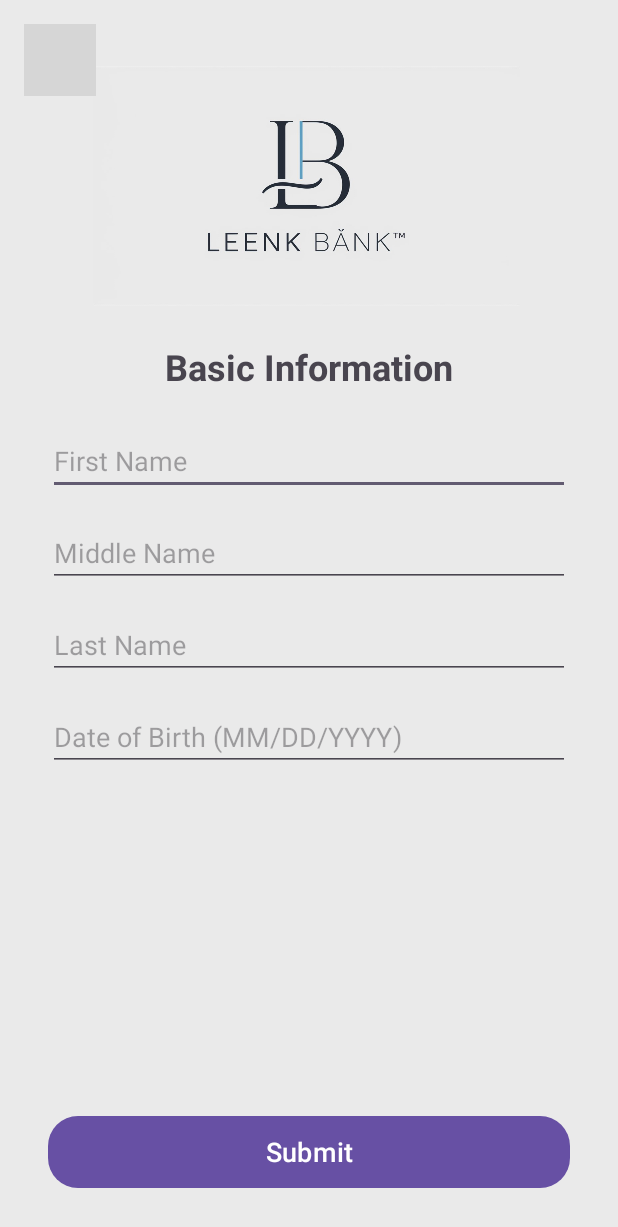
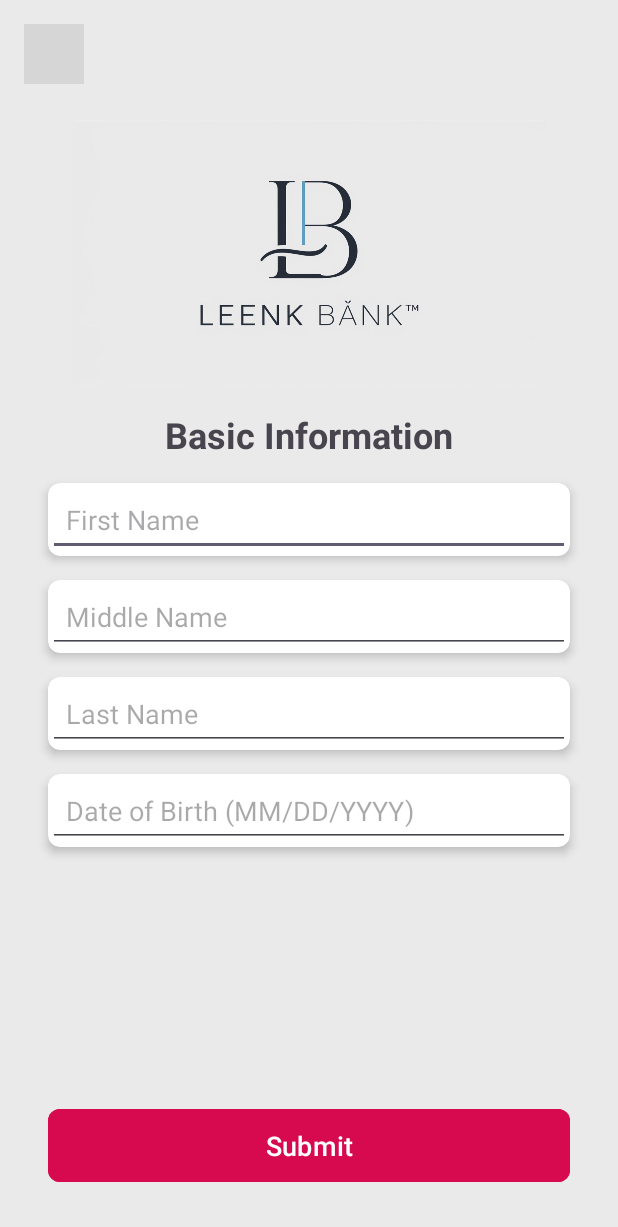
Before and after one commit to nonshas20/Leenk, an Android app: the BasicInfoActivity screen opened directly, with no data from a screen before it, on a phone screen of 412 x 824 dp. Shown: the top 1227 px of the screen. Run offline under Robolectric (Android 15) with nearby library versions, the phone set to English and light mode, and no system bars; our stand-ins replace Firebase (no records; nobody signed in at launch, a user with empty details on screens opened directly); grey boxes are pictures that could not be loaded.

Commit message:
-added home address and basic info -improved the design

```diff
--- a/app/src/main/AndroidManifest.xml
+++ b/app/src/main/AndroidManifest.xml
@@ -30,7 +30,7 @@
         <activity android:name=".ScanIdSplashActivity" />
         <activity android:name=".SelectIdTypeActivity" />
         <activity android:name=".BasicInfoActivity" />
-
+        <activity android:name=".HomeAddressActivity" />
 
 
 
--- a/app/src/main/java/com/example/leenk/BasicInfoActivity.java
+++ b/app/src/main/java/com/example/leenk/BasicInfoActivity.java
@@ -2,6 +2,7 @@ package com.example.leenk;
 
 import androidx.appcompat.app.AppCompatActivity;
 import android.os.Bundle;
+import android.content.Intent;
 import android.widget.Button;
 import android.widget.EditText;
 import android.widget.ImageButton;
@@ -58,7 +59,8 @@ public class BasicInfoActivity extends AppCompatActivity {
         userRef.child("date_of_birth").setValue(dateOfBirth)
                 .addOnSuccessListener(aVoid -> {
                     Toast.makeText(BasicInfoActivity.this, "Basic information saved successfully", Toast.LENGTH_SHORT).show();
-                    // TODO: Navigate to the next activity or finish the process
+                            Intent intent = new Intent(BasicInfoActivity.this, HomeAddressActivity.class);
+                        startActivity(intent);
                     finish();
                 })
                 .addOnFailureListener(e -> Toast.makeText(BasicInfoActivity.this, "Failed to save information", Toast.LENGTH_SHORT).show());
--- /dev/null
+++ b/app/src/main/res/drawable/edittext_background.xml
@@ -0,0 +1,5 @@
+<shape xmlns:android="http://schemas.android.com/apk/res/android">
+    <solid android:color="@color/white" />
+    <corners android:radius="10dp" />
+    <stroke android:width="1dp" android:color="@color/border_color" />
+</shape>
--- /dev/null
+++ b/app/src/main/res/drawable/spinner_background.xml
@@ -0,0 +1,5 @@
+<shape xmlns:android="http://schemas.android.com/apk/res/android">
+    <solid android:color="@color/white" />
+    <corners android:radius="10dp" />
+    <stroke android:width="1dp" android:color="@color/border_color" />
+</shape>
--- a/app/src/main/res/layout/activity_basic_info.xml
+++ b/app/src/main/res/layout/activity_basic_info.xml
@@ -10,8 +10,8 @@
 
     <ImageButton
         android:id="@+id/btnBack"
-        android:layout_width="48dp"
-        android:layout_height="48dp"
+        android:layout_width="40dp"
+        android:layout_height="40dp"
         android:layout_margin="16dp"
         android:background="@android:color/transparent"
         android:src="@drawable/ic_arrow_back"
@@ -20,20 +20,19 @@
 
     <ImageView
         android:id="@+id/ivLogo"
-        android:layout_width="315dp"
-        android:layout_height="160dp"
-        android:layout_marginTop="44dp"
+        android:layout_width="318dp"
+        android:layout_height="177dp"
+        android:layout_marginTop="24dp"
         android:src="@drawable/leenklogo"
         app:layout_constraintEnd_toEndOf="parent"
-        app:layout_constraintHorizontal_bias="0.483"
         app:layout_constraintStart_toStartOf="parent"
-        app:layout_constraintTop_toTopOf="parent" />
+        app:layout_constraintTop_toBottomOf="@id/btnBack" />
 
     <TextView
         android:id="@+id/tvTitle"
         android:layout_width="wrap_content"
         android:layout_height="wrap_content"
-        android:layout_marginTop="24dp"
+        android:layout_marginTop="16dp"
         android:text="Basic Information"
         android:textSize="24sp"
         android:textStyle="bold"
@@ -41,57 +40,93 @@
         app:layout_constraintStart_toStartOf="parent"
         app:layout_constraintTop_toBottomOf="@id/ivLogo" />
 
-    <EditText
-        android:id="@+id/etFirstName"
+    <androidx.cardview.widget.CardView
+        android:id="@+id/cvFirstName"
         android:layout_width="0dp"
         android:layout_height="wrap_content"
-        android:layout_marginTop="24dp"
         android:layout_marginStart="32dp"
         android:layout_marginEnd="32dp"
-        android:hint="First Name"
-        android:inputType="textPersonName"
+        android:layout_marginTop="16dp"
+        app:cardCornerRadius="8dp"
+        app:cardElevation="4dp"
         app:layout_constraintEnd_toEndOf="parent"
         app:layout_constraintStart_toStartOf="parent"
-        app:layout_constraintTop_toBottomOf="@id/tvTitle" />
+        app:layout_constraintTop_toBottomOf="@id/tvTitle">
 
-    <EditText
-        android:id="@+id/etMiddleName"
+        <EditText
+            android:id="@+id/etFirstName"
+            android:layout_width="match_parent"
+            android:layout_height="wrap_content"
+            android:hint="First Name"
+            android:inputType="textPersonName"
+            android:padding="12dp" />
+    </androidx.cardview.widget.CardView>
+
+    <androidx.cardview.widget.CardView
+        android:id="@+id/cvMiddleName"
         android:layout_width="0dp"
         android:layout_height="wrap_content"
-        android:layout_marginTop="16dp"
         android:layout_marginStart="32dp"
         android:layout_marginEnd="32dp"
-        android:hint="Middle Name"
-        android:inputType="textPersonName"
+        android:layout_marginTop="16dp"
+        app:cardCornerRadius="8dp"
+        app:cardElevation="4dp"
         app:layout_constraintEnd_toEndOf="parent"
         app:layout_constraintStart_toStartOf="parent"
-        app:layout_constraintTop_toBottomOf="@id/etFirstName" />
+        app:layout_constraintTop_toBottomOf="@id/cvFirstName">
 
-    <EditText
-        android:id="@+id/etLastName"
+        <EditText
+            android:id="@+id/etMiddleName"
+            android:layout_width="match_parent"
+            android:layout_height="wrap_content"
+            android:hint="Middle Name"
+            android:inputType="textPersonName"
+            android:padding="12dp" />
+    </androidx.cardview.widget.CardView>
+
+    <androidx.cardview.widget.CardView
+        android:id="@+id/cvLastName"
         android:layout_width="0dp"
         android:layout_height="wrap_content"
-        android:layout_marginTop="16dp"
         android:layout_marginStart="32dp"
         android:layout_marginEnd="32dp"
-        android:hint="Last Name"
-        android:inputType="textPersonName"
+        android:layout_marginTop="16dp"
+        app:cardCornerRadius="8dp"
+        app:cardElevation="4dp"
         app:layout_constraintEnd_toEndOf="parent"
         app:layout_constraintStart_toStartOf="parent"
-        app:layout_constraintTop_toBottomOf="@id/etMiddleName" />
+        app:layout_constraintTop_toBottomOf="@id/cvMiddleName">
 
-    <EditText
-        android:id="@+id/etDateOfBirth"
+        <EditText
+            android:id="@+id/etLastName"
+            android:layout_width="match_parent"
+            android:layout_height="wrap_content"
+            android:hint="Last Name"
+            android:inputType="textPersonName"
+            android:padding="12dp" />
+    </androidx.cardview.widget.CardView>
+
+    <androidx.cardview.widget.CardView
+        android:id="@+id/cvDateOfBirth"
         android:layout_width="0dp"
         android:layout_height="wrap_content"
-        android:layout_marginTop="16dp"
         android:layout_marginStart="32dp"
         android:layout_marginEnd="32dp"
-        android:hint="Date of Birth (MM/DD/YYYY)"
-        android:inputType="date"
+        android:layout_marginTop="16dp"
+        app:cardCornerRadius="8dp"
+        app:cardElevation="4dp"
         app:layout_constraintEnd_toEndOf="parent"
         app:layout_constraintStart_toStartOf="parent"
-        app:layout_constraintTop_toBottomOf="@id/etLastName" />
+        app:layout_constraintTop_toBottomOf="@id/cvLastName">
+
+        <EditText
+            android:id="@+id/etDateOfBirth"
+            android:layout_width="match_parent"
+            android:layout_height="wrap_content"
+            android:hint="Date of Birth (MM/DD/YYYY)"
+            android:inputType="date"
+            android:padding="12dp" />
+    </androidx.cardview.widget.CardView>
 
     <Button
         android:id="@+id/btnSubmit"
@@ -102,7 +137,10 @@
         android:layout_marginBottom="32dp"
         android:text="Submit"
         android:textSize="18sp"
-        android:background="@drawable/button_background"
+        android:backgroundTint="@color/button_color"
+        android:textColor="@color/button_text_color"
+        android:padding="12dp"
+        app:cornerRadius="8dp"
         app:layout_constraintBottom_toBottomOf="parent"
         app:layout_constraintEnd_toEndOf="parent"
         app:layout_constraintStart_toStartOf="parent" />
--- a/app/src/main/res/values/colors.xml
+++ b/app/src/main/res/values/colors.xml
@@ -3,9 +3,11 @@
     <color name="black">#FF000000</color>
     <color name="white">#FFFFFFFF</color>
     <color name="background_color">#eaeaea</color>
-    <color name="button_color">#01f5fd</color>
+    <color name="button_color">#d7094f</color>
     <color name="button_text_color">#FFFFFF</color>
     <color name="close_button_color">#FF4081</color>
     <color name="button_selected_color">#1565C0</color>
-    <color name="button_unselected_color">#BDBDBD</color>
+    <color name="button_unselected_color">#01f5fd</color>
+    <color name="primary_text_color">#d7094f</color>
+    <color name="border_color">#d7094f</color>
 </resources>
```
Also changed, not shown: app/src/main/java/com/example/leenk/HomeAddressActivity.java (added, +89 -0 lines), app/src/main/res/layout/activity_home_address.xml (added, +106 -0 lines), app/src/main/res/values/strings.xml (+11 -0 lines), app/src/main/java/com/example/leenk/SelectIdTypeActivity.java (line endings or trailing spaces).
